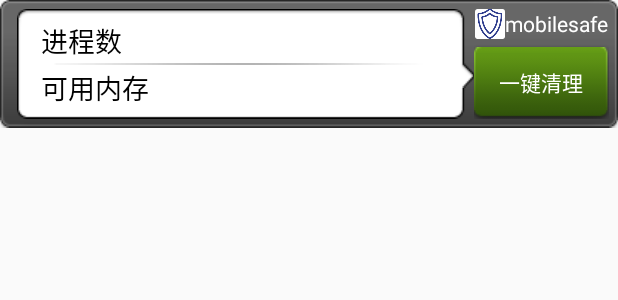
After one commit to 1248774172/mobilesafe, an Android app: the layout process_widget.xml on its own in the app's theme, with its tools: preview values and no code run, on a phone screen of 412 x 824 dp. The commit adds this screen. Shown: the top 300 px of the screen. Run offline under Robolectric (Android 15) with nearby library versions, the phone set to English and light mode, and no system bars.

Commit message:
桌面小部件完成

```diff
--- /dev/null
+++ b/app/src/main/res/drawable/selector_next_btn_bg.xml
@@ -0,0 +1,8 @@
+<?xml version="1.0" encoding="utf-8"?>
+<selector xmlns:android="http://schemas.android.com/apk/res/android" >
+    <!-- 选中深绿色图片 -->
+    <item android:state_pressed="true" android:drawable="@drawable/function_greenbutton_pressed" />
+   <!-- 浅绿色的图片 -->
+    <item android:drawable="@drawable/function_greenbutton_normal" />
+
+</selector>
--- a/app/src/main/res/layout/process_setting_view.xml
+++ b/app/src/main/res/layout/process_setting_view.xml
@@ -14,9 +14,9 @@
     <com.xiaoer.mobilesafe.view.SettingItemView
         android:id="@+id/siv_process_view"
         android:layout_width="match_parent"
-        app:bigTitle="系统进程"
-        app:smallTitleOff="不显示系统进程"
-        app:smallTitleOn="显示系统进程"
+        app:bigTitle="系统进程显示设置"
+        app:smallTitleOff="显示系统进程"
+        app:smallTitleOn="屏蔽系统进程"
         android:layout_height="wrap_content"/>
 
     <com.xiaoer.mobilesafe.view.SettingItemView
--- /dev/null
+++ b/app/src/main/res/layout/process_widget.xml
@@ -0,0 +1,79 @@
+<?xml version="1.0" encoding="utf-8"?>
+<LinearLayout xmlns:android="http://schemas.android.com/apk/res/android"
+    android:id="@+id/ll_root"
+    android:layout_width="fill_parent"
+    android:layout_height="wrap_content"
+    android:background="@drawable/widget_bg_portrait"
+    android:gravity="center_vertical" >
+
+    <LinearLayout
+        android:layout_width="0.0dip"
+        android:layout_height="fill_parent"
+        android:layout_marginStart="5.0dip"
+        android:layout_weight="1.0"
+        android:background="@drawable/widget_bg_portrait_child"
+        android:gravity="center_vertical"
+        android:orientation="vertical"
+        android:paddingBottom="3.0dip"
+        android:paddingTop="3.0dip" >
+
+        <TextView
+            android:text="进程数"
+            android:textSize="18sp"
+            android:id="@+id/tv_widget_count"
+            android:layout_width="wrap_content"
+            android:layout_height="wrap_content"
+            android:layout_marginStart="10.0dip"
+            android:textColor="#000"/>
+
+        <ImageView
+            android:layout_width="fill_parent"
+            android:layout_height="wrap_content"
+            android:layout_marginBottom="1.0dip"
+            android:layout_marginTop="1.0dip"
+            android:background="@drawable/widget_bg_portrait_child_divider" />
+
+        <TextView
+            android:text="可用内存"
+            android:textSize="18sp"
+            android:id="@+id/tv_widget_memory"
+            android:layout_width="wrap_content"
+            android:layout_height="wrap_content"
+            android:layout_marginStart="10.0dip"
+            android:textColor="#000"/>
+    </LinearLayout>
+
+    <LinearLayout
+        android:layout_width="wrap_content"
+        android:layout_height="wrap_content"
+        android:gravity="center_horizontal"
+        android:orientation="vertical" >
+
+        <LinearLayout
+            android:layout_width="wrap_content"
+            android:layout_height="wrap_content"
+            android:gravity="center_vertical" >
+
+            <ImageView
+                android:layout_width="20.0dip"
+                android:layout_height="20.0dip"
+                android:src="@mipmap/ic_launcher" />
+
+            <TextView
+                android:layout_width="wrap_content"
+                android:layout_height="wrap_content"
+                android:text="@string/app_name"
+                android:textColor="#fff" />
+        </LinearLayout>
+
+        <Button
+            android:id="@+id/btn_widget_clear"
+            android:layout_width="90.0dip"
+            android:layout_height="wrap_content"
+            android:layout_marginTop="5.0dip"
+            android:background="@drawable/selector_next_btn_bg"
+            android:text="一键清理"
+            android:textColor="#fff" />
+    </LinearLayout>
+
+</LinearLayout>
--- a/app/src/main/res/values/dimens.xml
+++ b/app/src/main/res/values/dimens.xml
@@ -3,4 +3,10 @@
     <!-- Default screen margins, per the Android Design guidelines. -->
     <dimen name="activity_horizontal_margin">16dp</dimen>
     <dimen name="activity_vertical_margin">16dp</dimen>
+
+    <!--
+Refer to App Widget Documentation for margin information
+http://developer.android.com/guide/topics/appwidgets/index.html#CreatingLayout
+    -->
+    <dimen name="widget_margin">8dp</dimen>
 </resources>
--- a/app/src/main/res/values/strings.xml
+++ b/app/src/main/res/values/strings.xml
@@ -31,4 +31,6 @@
     <string name="attachment_summary_on">Automatically download attachments for incoming emails
     </string>
     <string name="attachment_summary_off">Only download attachments when manually requested</string>
+    <string name="appwidget_text">EXAMPLE</string>
+    <string name="add_widget">Add widget</string>
 </resources>
```
Also changed, not shown: app/src/main/AndroidManifest.xml (+34 -2 lines), app/src/main/java/com/xiaoer/mobilesafe/activity/SetupActivity.java (+5 -6 lines), app/src/main/java/com/xiaoer/mobilesafe/receiver/KillProcessReceiver.java (added, +21 -0 lines), app/src/main/java/com/xiaoer/mobilesafe/receiver/MyAppWidget.java (added, +66 -0 lines), app/src/main/java/com/xiaoer/mobilesafe/service/UpdateWidgetService.java (added, +140 -0 lines), app/src/main/res/values-v14/dimens.xml (added, +10 -0 lines), app/src/main/res/xml/process_widget_provider.xml (added, +8 -0 lines), app/src/main/assets/commonnum.db, app/src/main/res/drawable/function_greenbutton_normal.9.png (added), app/src/main/res/drawable/function_greenbutton_pressed.9.png (added), app/src/main/res/drawable/widget_bg_portrait.9.png (added), app/src/main/res/drawable/widget_bg_portrait_child.9.png (added), app/src/main/res/drawable/widget_bg_portrait_child_divider.png (added).
